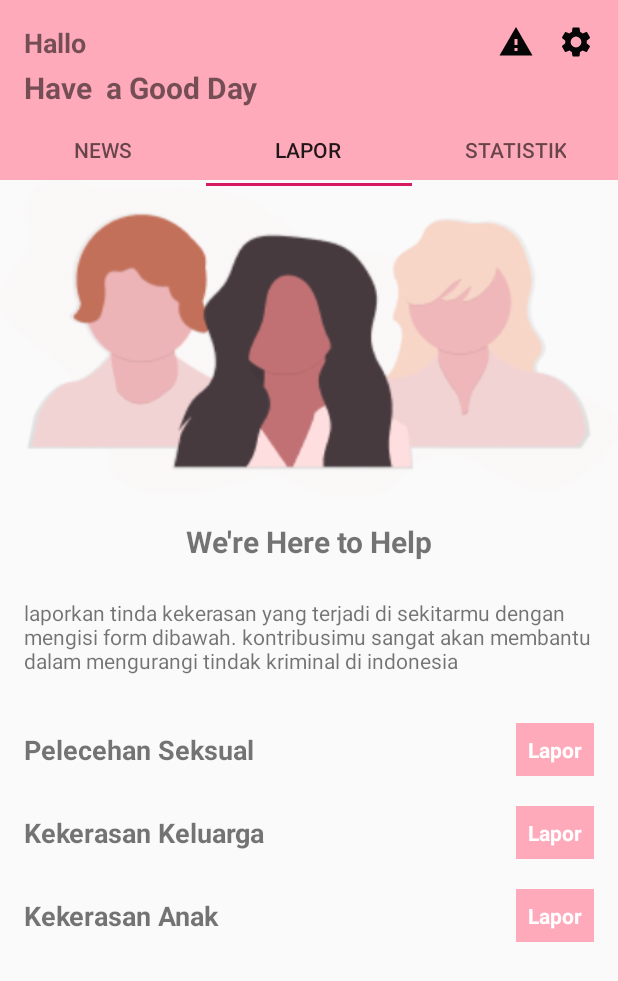
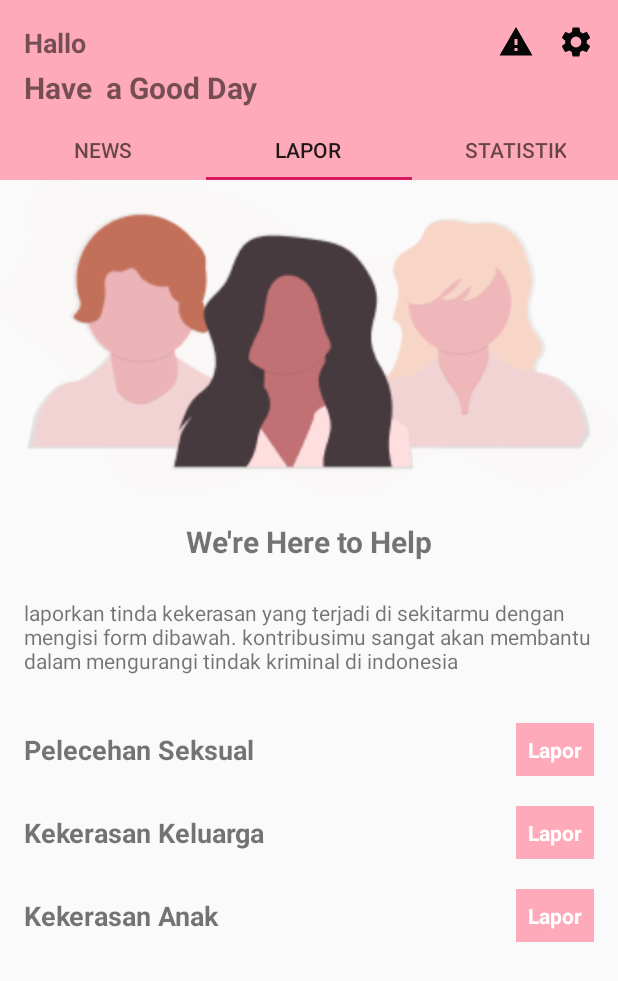
Before and after one commit to rifqirosidin/ojak, an Android app: the screen it shows after launch once a user with an empty profile is signed in (HomePageActivity), tab 2 chosen, on a phone screen of 412 x 824 dp. Shown: the top 981 px of the screen. Run offline under Robolectric (Android 15) with nearby library versions, the phone set to English and light mode, and no system bars; our stand-ins replace Firebase (no records; nobody signed in at launch, a user with empty details on screens opened directly); libraries missing offline, so code that uses them is left out: lecho.lib.hellocharts, ss.com.bannerslider; pictures from the network do not load; 19 statements that could not run were skipped.

Commit message:
progress minggu depan

```diff
--- a/app/src/main/java/com/example/myapplication/HomePageActivity.java
+++ b/app/src/main/java/com/example/myapplication/HomePageActivity.java
@@ -24,9 +24,13 @@ public class HomePageActivity extends AppCompatActivity {
 
         tabLayout = findViewById(R.id.tabLayout);
         viewPager = findViewById(R.id.view_pager);
-        tabNews = findViewById(R.id.tab_news);
-        tabLapor = findViewById(R.id.tab_lapor);
-        tabStatistik = findViewById(R.id.tab_statistik);
+//        tabNews = findViewById(R.id.tab_news);
+//        tabLapor = findViewById(R.id.tab_lapor);
+//        tabStatistik = findViewById(R.id.tab_statistik);
+
+        tabLayout.addTab(tabLayout.newTab().setText("News"));
+        tabLayout.addTab(tabLayout.newTab().setText("Lapor"));
+        tabLayout.addTab(tabLayout.newTab().setText("Statistik"));
 
         adapter = new TabAdapter(getSupportFragmentManager(), tabLayout.getTabCount());
         viewPager.setAdapter(adapter);
--- a/app/src/main/java/com/example/myapplication/fragment/FragmentStatistik.java
+++ b/app/src/main/java/com/example/myapplication/fragment/FragmentStatistik.java
@@ -1,7 +1,5 @@
 package com.example.myapplication.fragment;
 
-import android.content.Context;
-import android.net.Uri;
 import android.os.Bundle;
 import android.support.v4.app.Fragment;
 import android.view.LayoutInflater;
@@ -10,55 +8,36 @@ import android.view.ViewGroup;
 
 import com.example.myapplication.R;
 
+import java.util.ArrayList;
+import java.util.List;
 
-/**
- * A simple {@link Fragment} subclass.
- * Activities that contain this fragment must implement the
- * {@link FragmentStatistik.OnFragmentInteractionListener} interface
- * to handle interaction events.
- * Use the {@link FragmentStatistik#newInstance} factory method to
- * create an instance of this fragment.
- */
+import lecho.lib.hellocharts.model.Axis;
+import lecho.lib.hellocharts.model.AxisValue;
+import lecho.lib.hellocharts.model.Line;
+import lecho.lib.hellocharts.model.LineChartData;
+import lecho.lib.hellocharts.model.PointValue;
+import lecho.lib.hellocharts.view.LineChartView;
+
 public class FragmentStatistik extends Fragment {
-    // TODO: Rename parameter arguments, choose names that match
-    // the fragment initialization parameters, e.g. ARG_ITEM_NUMBER
-    private static final String ARG_PARAM1 = "param1";
-    private static final String ARG_PARAM2 = "param2";
 
-    // TODO: Rename and change types of parameters
-    private String mParam1;
-    private String mParam2;
+    LineChartView lineChartViewPelecehanSosial, kekerasanKeluarga, kekerasanAnak;
+    String[] tahun = {"2010", "2011", "2012", "2013", "2014", "2015", "2016", "2017"};
+    int[] yAxisData = {50, 20, 15, 30, 20, 60, 15};
+    List yAxisValues = new ArrayList();
+    List axisValues = new ArrayList();
 
-    private OnFragmentInteractionListener mListener;
 
     public FragmentStatistik() {
         // Required empty public constructor
     }
 
-    /**
-     * Use this factory method to create a new instance of
-     * this fragment using the provided parameters.
-     *
-     * @param param1 Parameter 1.
-     * @param param2 Parameter 2.
-     * @return A new instance of fragment FragmentStatistik.
-     */
-    // TODO: Rename and change types and number of parameters
-    public static FragmentStatistik newInstance(String param1, String param2) {
-        FragmentStatistik fragment = new FragmentStatistik();
-        Bundle args = new Bundle();
-        args.putString(ARG_PARAM1, param1);
-        args.putString(ARG_PARAM2, param2);
-        fragment.setArguments(args);
-        return fragment;
-    }
+
 
     @Override
     public void onCreate(Bundle savedInstanceState) {
         super.onCreate(savedInstanceState);
         if (getArguments() != null) {
-            mParam1 = getArguments().getString(ARG_PARAM1);
-            mParam2 = getArguments().getString(ARG_PARAM2);
+
         }
     }
 
@@ -66,45 +45,38 @@ public class FragmentStatistik extends Fragment {
     public View onCreateView(LayoutInflater inflater, ViewGroup container,
                              Bundle savedInstanceState) {
         // Inflate the layout for this fragment
-        return inflater.inflate(R.layout.fragment_fragment_statistik, container, false);
+        View view = inflater.inflate(R.layout.fragment_fragment_statistik, container, false);
+         lineChartViewPelecehanSosial = view.findViewById(R.id.pelecehat_sosial_grafik);
+         kekerasanKeluarga = view.findViewById(R.id.kekerasan_keluarga_grafik);
+         kekerasanAnak = view.findViewById(R.id.kekerasan_anak_grafik);
+
+        Line line = new Line(yAxisValues);
+        for(int i = 0; i < tahun.length; i++){
+            axisValues.add(i, new AxisValue(i).setLabel(tahun[i]));
+        }
+
+        for (int i = 0; i < yAxisData.length; i++){
+            yAxisValues.add(new PointValue(i, yAxisData[i]));
+        }
+        List lines = new ArrayList();
+        lines.add(line);
+        LineChartData data = new LineChartData();
+        data.setLines(lines);
+
+        Axis axis = new Axis();
+        axis.setValues(axisValues);
+        data.setAxisXBottom(axis);
+        Axis yAxis = new Axis();
+        data.setAxisYLeft(yAxis);
+
+        lineChartViewPelecehanSosial.setLineChartData(data);
+        kekerasanKeluarga.setLineChartData(data);
+        kekerasanAnak.setLineChartData(data);
+
+
+        return view;
     }
 
-    // TODO: Rename method, update argument and hook method into UI event
-    public void onButtonPressed(Uri uri) {
-        if (mListener != null) {
-            mListener.onFragmentInteraction(uri);
-        }
-    }
 
-//    @Override
-//    public void onAttach(Context context) {
-//        super.onAttach(context);
-//        if (context instanceof OnFragmentInteractionListener) {
-//            mListener = (OnFragmentInteractionListener) context;
-//        } else {
-//            throw new RuntimeException(context.toString()
-//                    + " must implement OnFragmentInteractionListener");
-//        }
-//    }
 
-    @Override
-    public void onDetach() {
-        super.onDetach();
-        mListener = null;
-    }
-
-    /**
-     * This interface must be implemented by activities that contain this
-     * fragment to allow an interaction in this fragment to be communicated
-     * to the activity and potentially other fragments contained in that
-     * activity.
-     * <p>
-     * See the Android Training lesson <a href=
-     * "http://developer.android.com/training/basics/fragments/communicating.html"
-     * >Communicating with Other Fragments</a> for more information.
-     */
-    public interface OnFragmentInteractionListener {
-        // TODO: Update argument type and name
-        void onFragmentInteraction(Uri uri);
-    }
 }
--- a/app/src/main/res/layout/activity_home_page.xml
+++ b/app/src/main/res/layout/activity_home_page.xml
@@ -72,32 +72,13 @@
 
     <android.support.design.widget.TabLayout
         android:id="@+id/tabLayout"
-        android:layout_width="match_parent"
-        android:layout_height="wrap_content"
+        android:layout_width="0dp"
+        android:layout_height="0dp"
         android:layout_marginTop="8dp"
         app:layout_constraintBottom_toBottomOf="@+id/toolbar"
         app:layout_constraintEnd_toEndOf="parent"
         app:layout_constraintStart_toStartOf="parent"
-        app:layout_constraintTop_toBottomOf="@+id/textView23" >
-
-        <android.support.design.widget.TabItem
-            android:id="@+id/tab_news"
-            android:layout_width="wrap_content"
-            android:layout_height="wrap_content"
-            android:text="News" />
-
-        <android.support.design.widget.TabItem
-            android:id="@+id/tab_lapor"
-            android:layout_width="wrap_content"
-            android:layout_height="wrap_content"
-            android:text="Lapor" />
-
-        <android.support.design.widget.TabItem
-            android:id="@+id/tab_statistik"
-            android:layout_width="wrap_content"
-            android:layout_height="wrap_content"
-            android:text="Statistik" />
-    </android.support.design.widget.TabLayout>
+        app:layout_constraintTop_toBottomOf="@+id/textView23" />
 
     <android.support.v4.view.ViewPager
         android:id="@+id/view_pager"
```
